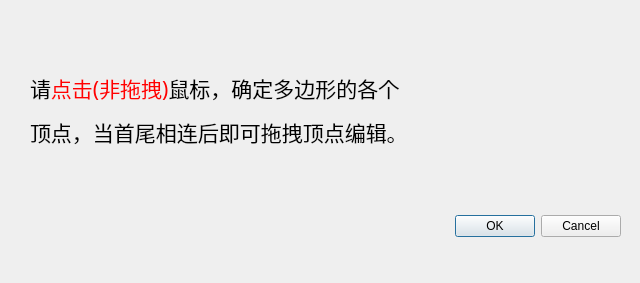
Old version of the form polygon_info.ui in the repository cjinchi/ComputerGraphics.
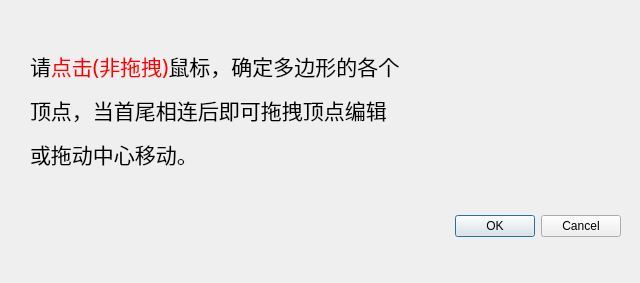
New version of the form.

```diff
--- a/polygon_info.ui
+++ b/polygon_info.ui
@@ -45,7 +45,7 @@
     </font>
    </property>
    <property name="text">
-    <string>&lt;html&gt;&lt;head/&gt;&lt;body&gt;&lt;p&gt;请&lt;span style=&quot; color:#ff0000;&quot;&gt;点击(非拖拽)&lt;/span&gt;鼠标，确定多边形的各个&lt;/p&gt;&lt;p&gt;顶点，当首尾相连后即可拖拽顶点编辑。&lt;/p&gt;&lt;/body&gt;&lt;/html&gt;</string>
+    <string>&lt;html&gt;&lt;head/&gt;&lt;body&gt;&lt;p&gt;请&lt;span style=&quot; color:#ff0000;&quot;&gt;点击(非拖拽)&lt;/span&gt;鼠标，确定多边形的各个&lt;/p&gt;&lt;p&gt;顶点，当首尾相连后即可拖拽顶点编辑&lt;/p&gt;&lt;p&gt;或拖动中心移动。&lt;/p&gt;&lt;/body&gt;&lt;/html&gt;</string>
    </property>
   </widget>
  </widget>
```
